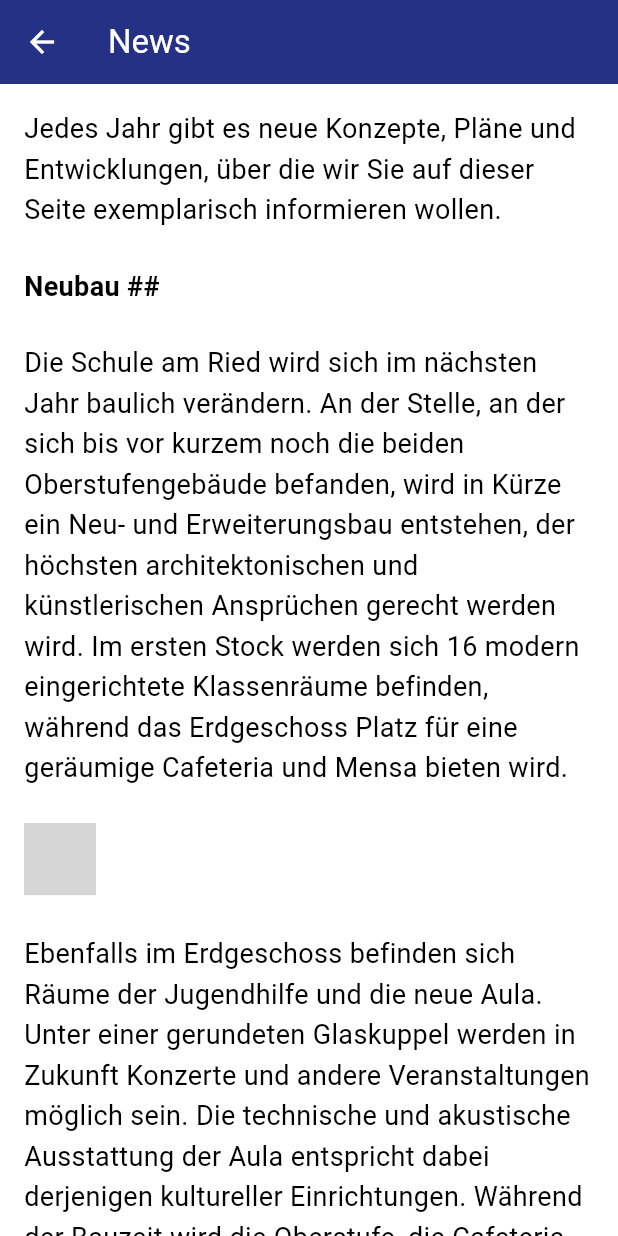
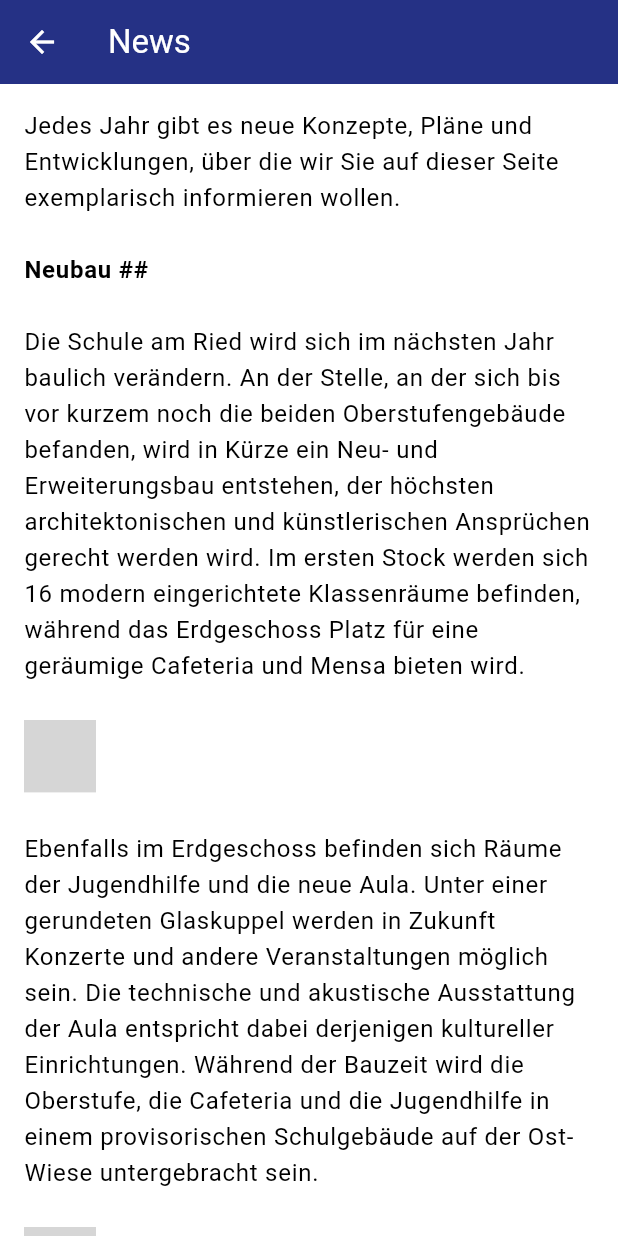
Before and after one commit to k0ncode/sar, a Flutter app: the screen it shows after launch, after a tap on "NEWS", on a phone screen of 412 x 824 dp. Run offline on Flutter 3.47's test engine with Material 3 defaults, Android fonts, the phone set to English and light mode, and no system bars; our stand-ins replace cached_network_image, flutter_markdown, package_info_plus; missing offline and left inert: mobile_scanner; network calls fail; grey boxes are pictures that could not be loaded.

Commit message:
fixed fonts

```diff
--- a/lib/theme.dart
+++ b/lib/theme.dart
@@ -40,7 +40,7 @@ ThemeData darkTheme = ThemeData(
     onSurface: Colors.white,
   ),
   textTheme: const TextTheme(
-    bodyMedium: TextStyle(
+    bodyLarge: TextStyle(
       fontWeight: FontWeight.normal,
       fontSize: 18,
       height: 1.5,
@@ -51,16 +51,16 @@ ThemeData darkTheme = ThemeData(
 // Style Sheet für Markdown Textseiten:
 MarkdownStyleSheet styleSheet(context) {
   return MarkdownStyleSheet(
-    p: Theme.of(context).textTheme.bodyMedium,
+    p: Theme.of(context).textTheme.bodyLarge,
     blockSpacing: 24,
-    listBullet: Theme.of(context).textTheme.bodyMedium!.copyWith(fontWeight: FontWeight.bold),
+    listBullet: Theme.of(context).textTheme.bodyLarge!.copyWith(fontWeight: FontWeight.bold),
     listBulletPadding: const EdgeInsets.all(0),
-    a: Theme.of(context).textTheme.bodyMedium!.copyWith(
+    a: Theme.of(context).textTheme.bodyLarge!.copyWith(
           color: Theme.of(context).colorScheme.secondary,
           decoration: TextDecoration.underline,
           decorationColor: Theme.of(context).colorScheme.secondary,
         ),
-    h2: Theme.of(context).textTheme.bodyMedium!.copyWith(fontWeight: FontWeight.bold),
+    h2: Theme.of(context).textTheme.bodyLarge!.copyWith(fontWeight: FontWeight.bold),
   );
 }
 
```
